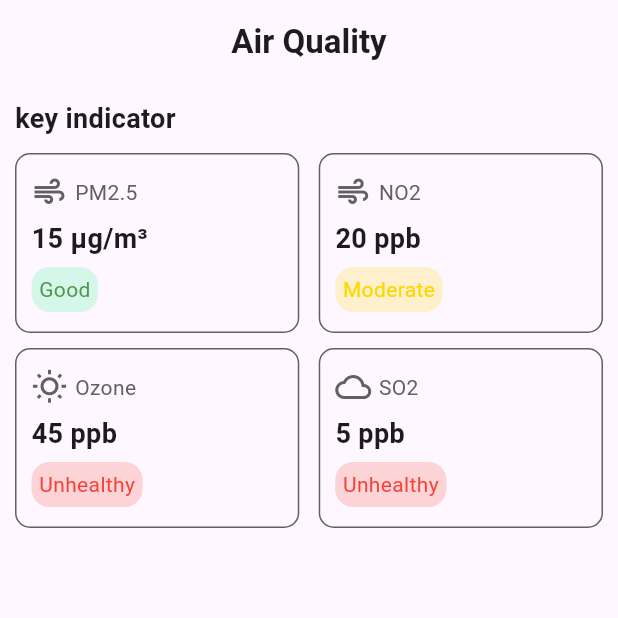
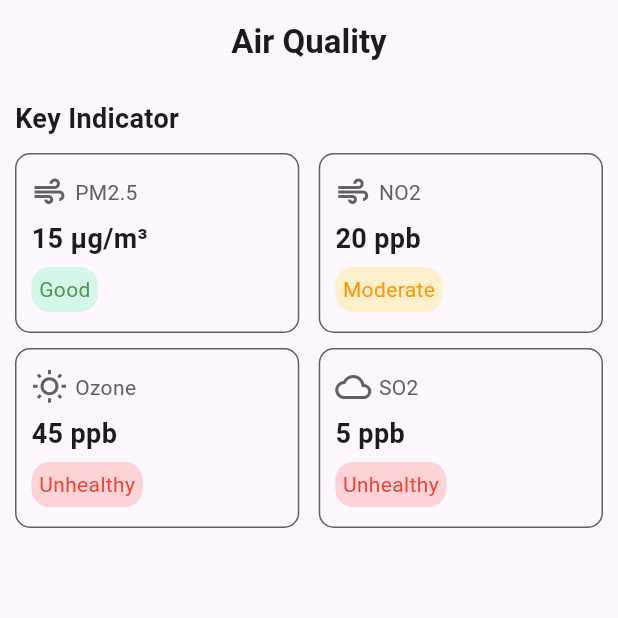
Before and after one commit to amrelmaadawy/pollution_predict, a Flutter app: the screen it shows after launch, on a phone screen of 412 x 824 dp, the top half of it. Run offline on Flutter 3.47's test engine with Material 3 defaults, Android fonts, the phone set to English and light mode, and no system bars.

Commit message:
add text to intl file

```diff
--- a/lib/core/app_colors.dart
+++ b/lib/core/app_colors.dart
@@ -2,7 +2,7 @@ import 'package:flutter/material.dart';
 
 const kLightPrimaryColor = Color(0XFF4F964F);
 const kPrimaryBlackColor = Color(0XFF0D1C0D);
-const kYellowTextColor = Color(0XFFFFD600);
+const kYellowTextColor = Color(0XFFFF9800);
 const kRedTextColor = Color(0XFFF44336);
 const kLightHighlightYellowColor = Color(0X33FFD600);
 const kLightHighlightRedColor = Color(0X33F44336);
--- a/lib/features/air_quality/ui/air_quality_view.dart
+++ b/lib/features/air_quality/ui/air_quality_view.dart
@@ -23,7 +23,7 @@ class AirQualityView extends StatelessWidget {
           crossAxisAlignment: CrossAxisAlignment.start,
           children: [
             Text(
-              "key indicator",
+              S.of(context).keyIndicator,
               style: TextStyle(fontSize: 18, fontWeight: FontWeight.bold),
             ),
             SizedBox(height: 10),
@@ -33,7 +33,7 @@ class AirQualityView extends StatelessWidget {
                   pollutionType: 'PM2.5',
                   pollutionAmount: '15 µg/m³',
                   icon: Icons.air,
-                  state: 'Good',
+                  state: S.of(context).good,
                   textColor: kLightPrimaryColor,
                   highlightColor: kLightHighlightGreenColor,
                 ),
@@ -42,7 +42,7 @@ class AirQualityView extends StatelessWidget {
                   pollutionType: 'NO2',
                   pollutionAmount: '20 ppb',
                   icon: Icons.air,
-                  state: 'Moderate',
+                  state: S.of(context).moderate,
                   textColor: kYellowTextColor,
                   highlightColor: kLightHighlightYellowColor,
                 ),
@@ -55,7 +55,7 @@ class AirQualityView extends StatelessWidget {
                   pollutionType: 'Ozone ',
                   pollutionAmount: '45 ppb',
                   icon: Icons.wb_sunny_outlined,
-                  state: 'Unhealthy',
+                  state: S.of(context).unhealthy,
                   textColor: kRedTextColor,
                   highlightColor: kLightHighlightRedColor,
                 ),
@@ -64,7 +64,7 @@ class AirQualityView extends StatelessWidget {
                   pollutionType: 'SO2',
                   pollutionAmount: '5 ppb',
                   icon: Icons.cloud_outlined,
-                  state: 'Unhealthy',
+                  state: S.of(context).unhealthy,
                   textColor: kRedTextColor,
                   highlightColor: kLightHighlightRedColor,
                 ),
```
Also changed, not shown: lib/l10n/intl_en.arb (+9 -1 lines), lib/generated/intl/messages_en.dart, lib/generated/l10n.dart.
